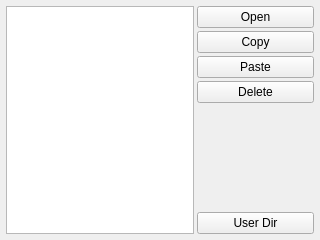
Before: the Qt Designer form ui/FileManagerWidget.ui in kipr/botui, drawn with Qt 5.
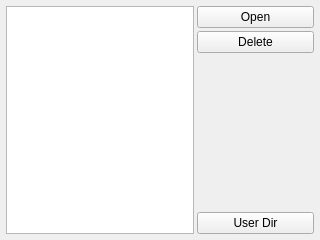
After: the same form once the commit is applied. Icons and pictures are not drawn.

```diff
--- a/ui/FileManagerWidget.ui
+++ b/ui/FileManagerWidget.ui
@@ -42,28 +42,6 @@
        </property>
       </widget>
      </item>
-     <item>
-      <widget class="QPushButton" name="copy">
-       <property name="text">
-        <string>Copy</string>
-       </property>
-       <property name="icon">
-        <iconset resource="../rc/icons.qrc">
-         <normaloff>:/icons/page_white_copy.png</normaloff>:/icons/page_white_copy.png</iconset>
-       </property>
-      </widget>
-     </item>
-     <item>
-      <widget class="QPushButton" name="paste">
-       <property name="text">
-        <string>Paste</string>
-       </property>
-       <property name="icon">
-        <iconset resource="../rc/icons.qrc">
-         <normaloff>:/icons/page_white_paste.png</normaloff>:/icons/page_white_paste.png</iconset>
-       </property>
-      </widget>
-     </item>
      <item>
       <widget class="QPushButton" name="remove">
        <property name="text">
```
Left out of the diff: 11 changed lines with no effect on the pictures.
